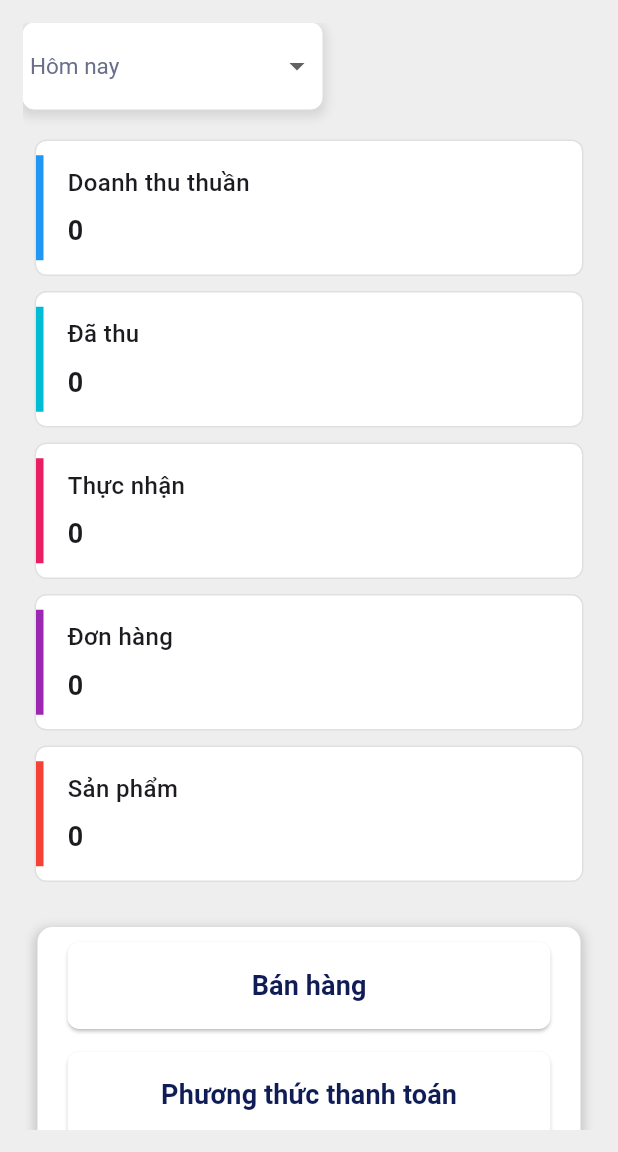
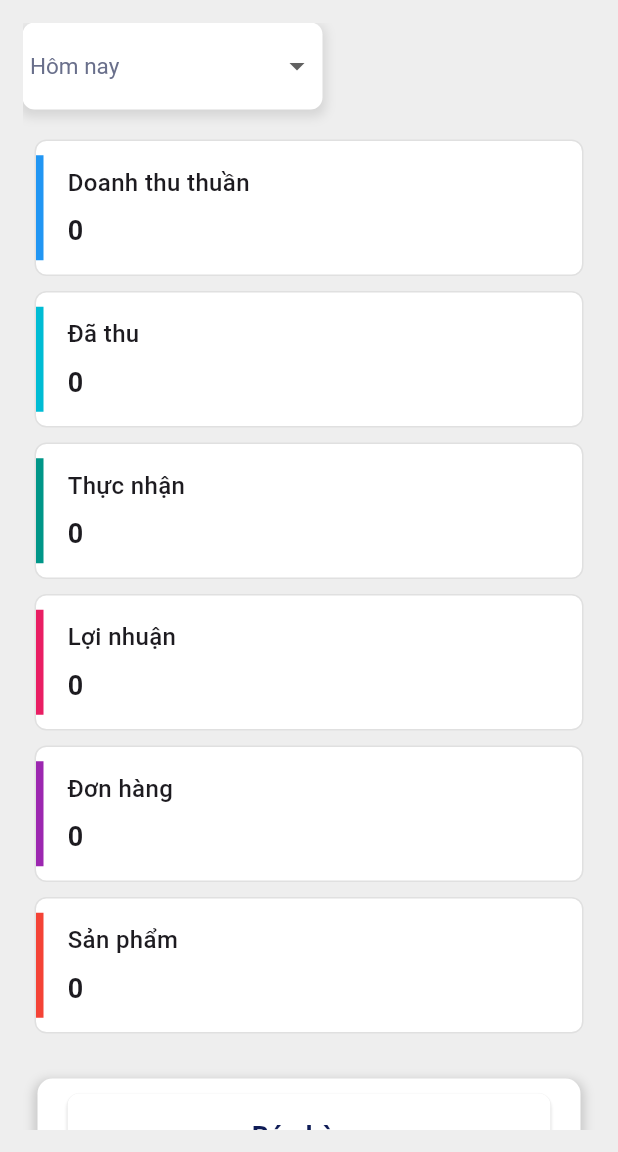
Before and after one commit to khanhduypunnd/flutter-pos-app, a Flutter app: the SaleReport screen opened by its route, on a phone screen of 412 x 824 dp, the part 84-1236 px from its top. Run offline on Flutter 3.47's test engine with Material 3 defaults, Android fonts, the phone set to English and light mode, and no system bars; our stand-ins replace animated_notch_bottom_bar, fl_chart, flutter_modular, go_router, hive, hive_flutter and 4 more; accounts and stored records are empty; network calls fail.

Commit message:
update view, format date and price

```diff
--- a/lib/view/web/sales_report/sale_report.dart
+++ b/lib/view/web/sales_report/sale_report.dart
@@ -120,6 +120,7 @@ class _SaleReportState extends State<SaleReport> {
                     netRevenue: reportModel.formatCurrencyDouble(reportModel.netRevenue),
                     totalReceived: reportModel.formatCurrencyDouble(reportModel.totalReceived),
                     actualRevenue: reportModel.formatCurrencyDouble(reportModel.actualRevenue),
+                    totalProfit: reportModel.formatCurrencyDouble(reportModel.getTotalProfit()),
                     totalOrders: reportModel.formatCurrencyInt(reportModel.totalOrders),
                     totalProducts: reportModel.formatCurrencyInt(reportModel.totalProducts),
                   );
@@ -279,13 +280,15 @@ class _SaleReportState extends State<SaleReport> {
     required String netRevenue,
     required String totalReceived,
     required String actualRevenue,
+    required String totalProfit,
     required String totalOrders,
     required String totalProducts,
   }) {
     List<Widget> cards = [
       _buildCardWithSideColor('Doanh thu thuần', netRevenue, Colors.blue),
       _buildCardWithSideColor('Đã thu', totalReceived, Colors.cyan),
-      _buildCardWithSideColor('Thực nhận', actualRevenue, Colors.pink),
+      _buildCardWithSideColor('Thực nhận', actualRevenue, Colors.teal),
+      _buildCardWithSideColor('Lợi nhuận', totalProfit, Colors.pink),
       _buildCardWithSideColor('Đơn hàng', totalOrders, Colors.purple),
       _buildCardWithSideColor('Sản phẩm', totalProducts, Colors.red),
     ];
--- a/lib/view_model/report_model.dart
+++ b/lib/view_model/report_model.dart
@@ -20,6 +20,8 @@ class ReportModel extends ChangeNotifier {
   Order? selectedOrder;
   bool _isLoading = false;
   bool hasFetched = false;
+
+
 
   Customer? getCustomerById(String cid) {
     try {
@@ -174,6 +176,32 @@ class ReportModel extends ChangeNotifier {
     });
   }
 
+  double getTotalProfit() {
+    double totalProfit = 0.0;
+
+    for (var order in listOrdersStore) {
+      for (var detail in order.orderDetails) {
+        Product? product = getProductById(detail.productId);
+        if (product == null) continue;
+
+        int sizeIndex = product.sizes.indexOf(detail.size);
+        if (sizeIndex == -1 ||
+            sizeIndex >= product.actualPrices.length ||
+            sizeIndex >= product.sellPrices.length) continue;
+
+        double actualPrice = product.actualPrices[sizeIndex];
+        double sellPrice = product.sellPrices[sizeIndex];
+
+        double profit = (sellPrice - actualPrice) * detail.quantity;
+
+        totalProfit += profit;
+      }
+    }
+    return totalProfit;
+  }
+
+
+
   List<FlSpot> getNetRevenueSpots() {
     return _getSpotsByHour((order) => order.totalPrice);
   }
```
Also changed, not shown: lib/view/web/order_history/chanel_store/widget/list_order/order_list.dart (+27 -16 lines), lib/view/web/order_history/chanel_store/widget/order_detail/order_detail.dart (+32 -24 lines), lib/view/web/order_history/chanel_web/widget/list_order/order_list.dart (+8 -7 lines), lib/view/web/order_history/chanel_web/widget/order_detail/order_detail.dart (+25 -15 lines), lib/view/web/sales_report/widget/chart/pie_chart.dart (+9 -9 lines), lib/view_model/sale_history_model.dart (+12 -0 lines).
